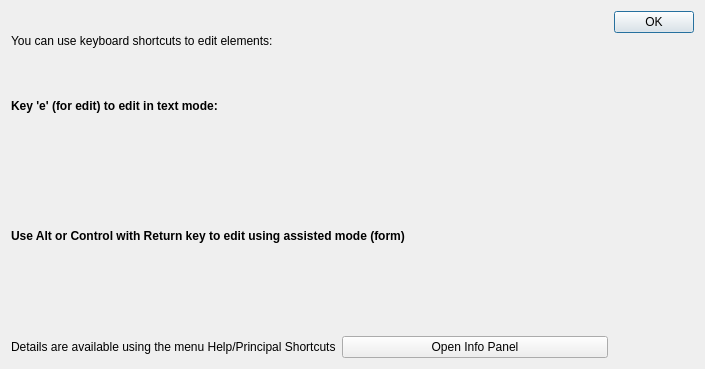
Above: src/modules/style/infoonkeyboardshortcutsdialog.ui from lbellonda/qxmledit before the change. Below: the same form after it.
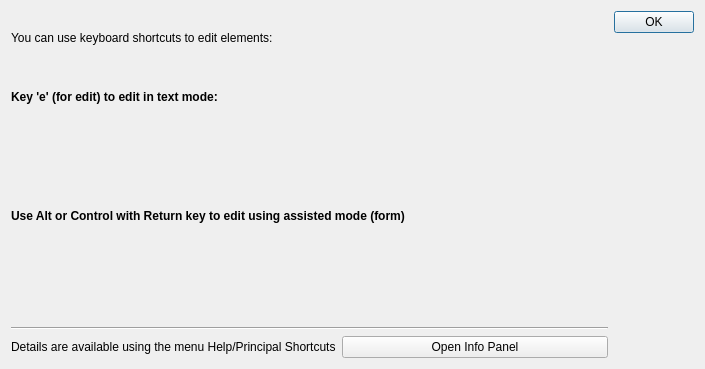
That is the form after the change. Icons and pictures are not drawn.

```diff
--- a/src/modules/style/infoonkeyboardshortcutsdialog.ui
+++ b/src/modules/style/infoonkeyboardshortcutsdialog.ui
@@ -107,6 +107,29 @@
        </item>
       </layout>
      </item>
+     <item>
+      <spacer name="verticalSpacer">
+       <property name="orientation">
+        <enum>Qt::Vertical</enum>
+       </property>
+       <property name="sizeType">
+        <enum>QSizePolicy::Fixed</enum>
+       </property>
+       <property name="sizeHint" stdset="0">
+        <size>
+         <width>20</width>
+         <height>20</height>
+        </size>
+       </property>
+      </spacer>
+     </item>
+     <item>
+      <widget class="Line" name="line">
+       <property name="orientation">
+        <enum>Qt::Horizontal</enum>
+       </property>
+      </widget>
+     </item>
      <item>
       <layout class="QHBoxLayout" name="horizontalLayout_3">
        <item>
```
